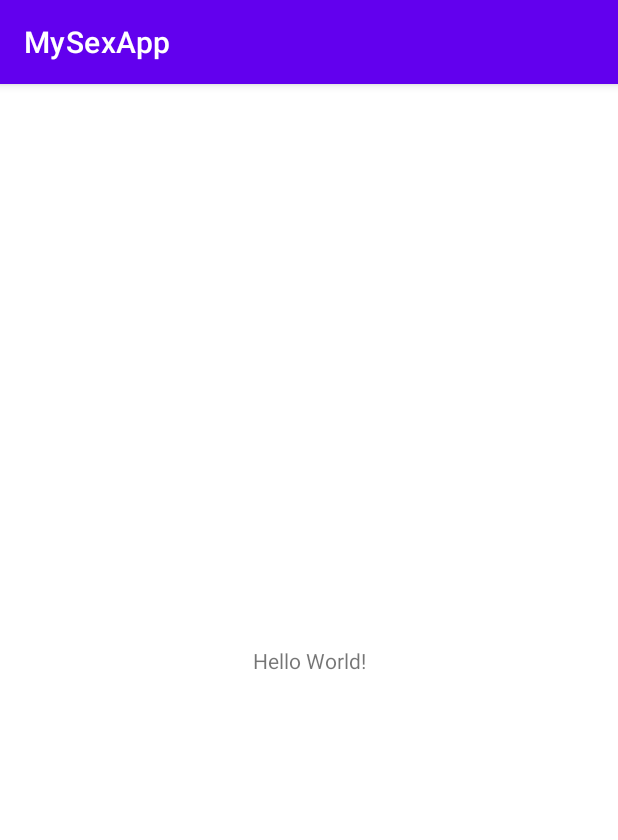
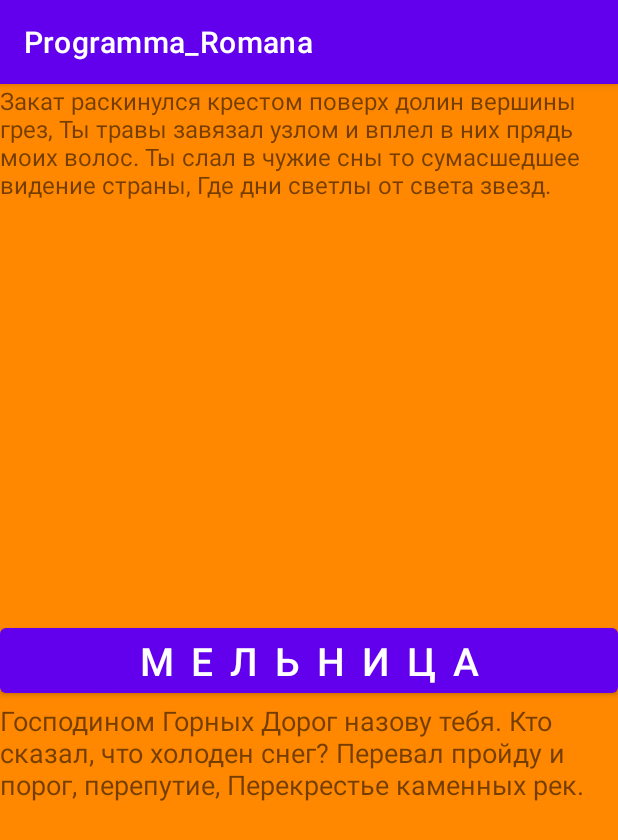
Before and after one commit to vorahkaz0namor/mysexapp, an Android app: the screen it shows after launch (MainActivity), on a phone screen of 412 x 824 dp. Shown: the top 840 px of the screen. Run offline under Robolectric (Android 15) with nearby library versions, the phone set to English and light mode, and no system bars.

Commit message:
second commit

```diff
--- a/app/src/main/java/sexample/study/mysexapp/MainActivity.kt
+++ b/app/src/main/java/sexample/study/mysexapp/MainActivity.kt
@@ -2,10 +2,93 @@ package sexample.study.mysexapp
 
 import androidx.appcompat.app.AppCompatActivity
 import android.os.Bundle
+import android.util.Log
+import kotlin.properties.Delegates
+
+const val TAG = "MainActivity"
 
 class MainActivity : AppCompatActivity() {
+
+    // lateinit var istring: String
+    var i: Int = 0
+    var stikh: List<String> = listOf(
+        "Дождём веки размыло,",
+        "Меняй шило на мыло,",
+        "Смотри, всё полетело,",
+        "Меняй душу на тело,",
+        "Меняй гада на тварь,",
+        "Меняй свет на фонарь.",
+        "Когда выпил микстуру,",
+        "Меняй пулю на дуру.",
+        "Когда плен поговорок,",
+        "Меняй масло на творог.",
+        "Когда пыль из дворов,",
+        "Меняй власть на воров.",
+        "Давай иди, куда скажут,",
+        "И делай то, что позволят,",
+        "Тащи то, что загрузят,",
+        "Тебе всё по плечу!",
+        "Меняй свободу на платье,",
+        "А я так жить не хочу.",
+        "А ты делай, что хочешь,",
+        "Меняй подпись на прочерк,",
+        "Но я точно не буду",
+        "Менять Кришну на Будду",
+        "И, хоть глубокий арест,",
+        "Менять веру на крест.",
+        "Когда люди не верят,",
+        "Меняй море на берег.",
+        "Когда траблы и требы,",
+        "Меняй землю на небо.",
+        "Когда ты лучше меня,",
+        "То ничего не меняй.")
+
     override fun onCreate(savedInstanceState: Bundle?) {
         super.onCreate(savedInstanceState)
         setContentView(R.layout.activity_main)
+        Log.d(TAG, stikh.get(i))
+        i += 1
     }
+
+    override fun onStart() {
+        super.onStart()
+        Log.d(TAG, stikh.get(i))
+        i += 1
+    }
+
+    override fun onResume() {
+        super.onResume()
+        Log.d(TAG, stikh.get(i))
+        i += 1
+    }
+
+    override fun onPause() {
+        super.onPause()
+        Log.d(TAG, stikh.get(i))
+        i += 1
+    }
+
+    override fun onStop() {
+        super.onStop()
+        Log.d(TAG, stikh.get(i))
+        i += 1
+    }
+
+    override fun onRestart() {
+        super.onRestart()
+        // здесь я пытался обойти сброс счетчика,
+        // но, увы - не осилил пока что
+        // if (istring != "")
+        // i = istring.toInt()
+        Log.d(TAG, stikh.get(i))
+        i += 1
+    }
+
+    override fun onDestroy() {
+        super.onDestroy()
+        Log.d(TAG, stikh.get(i))
+        i += 1
+        // istring = i.toString()
+    }
+
 }
--- a/app/src/main/res/layout/activity_main.xml
+++ b/app/src/main/res/layout/activity_main.xml
@@ -1,18 +1,44 @@
 <?xml version="1.0" encoding="utf-8"?>
-<androidx.constraintlayout.widget.ConstraintLayout xmlns:android="http://schemas.android.com/apk/res/android"
+<androidx.constraintlayout.widget.ConstraintLayout
+    xmlns:android="http://schemas.android.com/apk/res/android"
+    xmlns:tools="http://schemas.android.com/tools"
     xmlns:app="http://schemas.android.com/apk/res-auto"
-    xmlns:tools="http://schemas.android.com/tools"
     android:layout_width="match_parent"
     android:layout_height="match_parent"
-    tools:context=".MainActivity">
+    android:orientation="vertical"
+    tools:context=".MainActivity"
+    android:background="@android:color/holo_orange_dark">
 
     <TextView
-        android:layout_width="wrap_content"
+        android:id="@+id/top_text"
+        app:layout_constraintTop_toTopOf="parent"
+        app:layout_constraintStart_toStartOf="parent"
+        app:layout_constraintBottom_toTopOf="@+id/middle_button"
+        android:layout_width="match_parent"
+        android:layout_height="0dp"
+        android:text="@string/top_text"
+        android:textSize="16dp"
+        />
+
+    <Button
+        android:id="@+id/middle_button"
+        app:layout_constraintTop_toTopOf="parent"
+        app:layout_constraintBottom_toBottomOf="parent"
+        android:layout_width="match_parent"
         android:layout_height="wrap_content"
-        android:text="Hello World!"
+        android:text="@string/middle_button"
+        android:textSize="26dp"
+        />
+
+    <TextView
+        android:id="@+id/bottom_text"
         app:layout_constraintBottom_toBottomOf="parent"
-        app:layout_constraintLeft_toLeftOf="parent"
-        app:layout_constraintRight_toRightOf="parent"
-        app:layout_constraintTop_toTopOf="parent" />
+        app:layout_constraintEnd_toEndOf="parent"
+        app:layout_constraintTop_toBottomOf="@+id/middle_button"
+        android:layout_width="match_parent"
+        android:layout_height="0dp"
+        android:text="@string/bottom_text"
+        android:textSize="18dp"
+        />
 
 </androidx.constraintlayout.widget.ConstraintLayout>
--- a/app/src/main/res/values/strings.xml
+++ b/app/src/main/res/values/strings.xml
@@ -1,3 +1,12 @@
 <resources>
-    <string name="app_name">MySexApp</string>
+    <string name="app_name">Programma_Romana</string>
+    <string name="top_text">Закат раскинулся крестом поверх долин вершины грез,
+        Ты травы завязал узлом и вплел в них прядь моих волос.
+        Ты слал в чужие сны то сумасшедшее видение страны,
+        Где дни светлы от света звезд.</string>
+    <string name="bottom_text">Господином Горных Дорог назову тебя.
+        Кто сказал, что холоден снег?
+        Перевал пройду и порог, перепутие,
+        Перекрестье каменных рек.</string>
+    <string name="middle_button">М Е Л Ь Н И Ц А</string>
 </resources>
```
